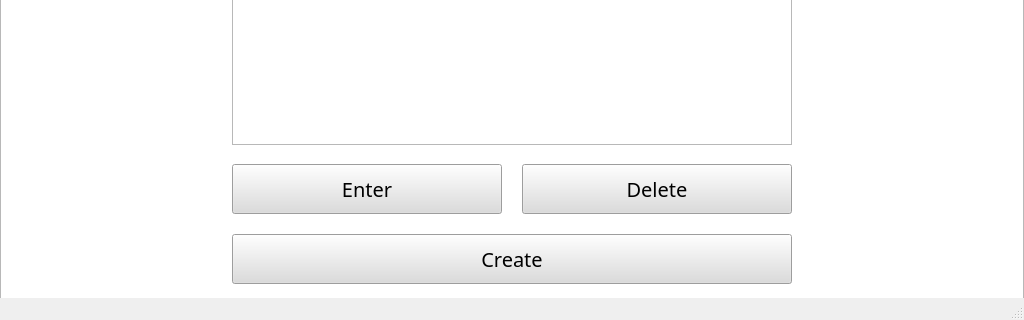
This is ArchiveWindow.ui in 1ncrd/Farm as Qt 5 draws it before an edit; both pictures show x 0 to 1024 and y 256 to 576 of the 1024 by 576 pixel window. The edited form follows.
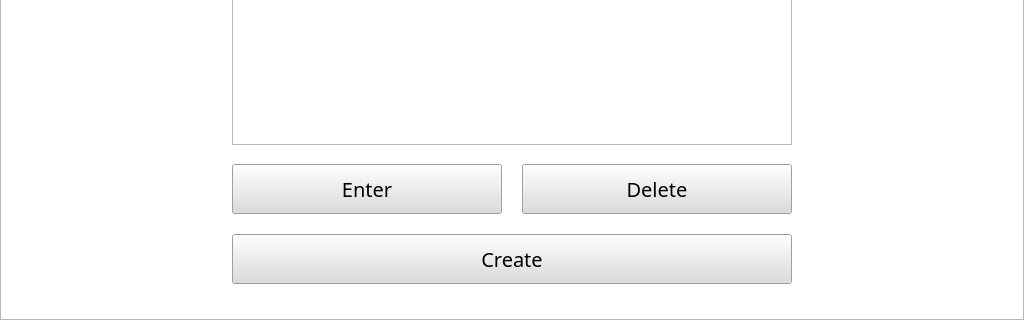
This is the edited form. Icons and pictures are not drawn. Custom widgets are drawn as their Qt base class.

```diff
--- a/ArchiveWindow.ui
+++ b/ArchiveWindow.ui
@@ -165,7 +165,6 @@
     </rect>
    </property>
   </widget>
-  <widget class="QStatusBar" name="statusbar"/>
  </widget>
  <customwidgets>
   <customwidget>
```
Left out of the diff: 6 changed lines with no effect on the pictures.
